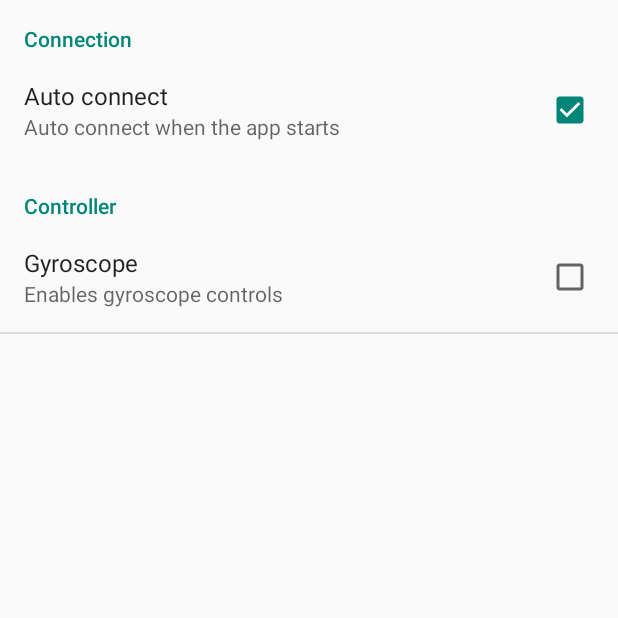
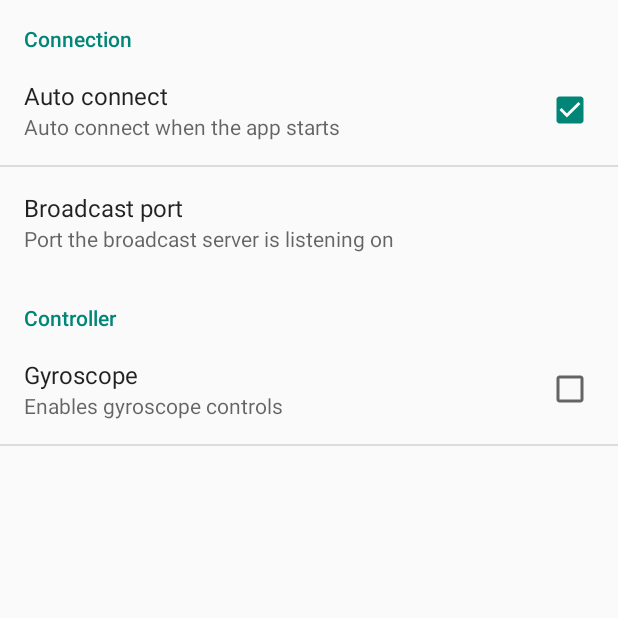
Before and after one commit to jackpf/PiRover, an Android app: the SettingsActivity screen opened directly, with no data from a screen before it, on a phone screen of 412 x 824 dp, the top half of it. Run offline under Robolectric (Android 15) with nearby library versions, the phone set to English and light mode, and no system bars.

Commit message:
Broadcast port setting [#18]

```diff
--- a/app/Android/app/src/main/java/com/jackpf/pirover/MainActivity.java
+++ b/app/Android/app/src/main/java/com/jackpf/pirover/MainActivity.java
@@ -217,7 +217,7 @@ public class MainActivity extends Activity implements Observer
                     }
                 }
             })
-            .execute(manualIp);
+            .execute(prefs.getString(getString(R.string.pref_broadcast_port_key), getString(R.string.pref_broadcast_port_default)), manualIp);
     }
 
     /**
--- a/app/Android/app/src/main/java/com/jackpf/pirover/Request/BroadcastRequest.java
+++ b/app/Android/app/src/main/java/com/jackpf/pirover/Request/BroadcastRequest.java
@@ -38,7 +38,8 @@ public class BroadcastRequest extends Request
     {
         RequestResponse response = new RequestResponse();
 
-        String manualIp = args.length > 0 ? (String) args[0] : null;
+        int port = Integer.parseInt(args[0]);
+        String manualIp = args.length > 1 ? args[1] : null;
 
         for (int retries = 0; !broadcastResolver.packetIsValid() && retries < 5; retries++) {
             if (!cm.getNetworkInfo(ConnectivityManager.TYPE_WIFI).isConnected()) {
@@ -67,7 +68,7 @@ public class BroadcastRequest extends Request
             Log.d("Broadcast", "Attempting to broadcast to " + broadcastIp);
 
             InetAddress host = InetAddress.getByName(broadcastIp);
-            DatagramPacket packet = new DatagramPacket(handshake, handshake.length, host, 1337);
+            DatagramPacket packet = new DatagramPacket(handshake, handshake.length, host, port);
             socket.send(packet);
 
             socket.setSoTimeout(1000);
--- a/app/Android/app/src/main/res/values/strings.xml
+++ b/app/Android/app/src/main/res/values/strings.xml
@@ -36,6 +36,10 @@
     <string name="pref_autoconnect_title">Auto connect</string>
     <string name="pref_autoconnect_default">true</string>
     <string name="pref_autoconnect_summary">Auto connect when the app starts</string>
+    <string name="pref_broadcast_port_key">broadcast_port</string>
+    <string name="pref_broadcast_port_title">Broadcast port</string>
+    <string name="pref_broadcast_port_default">1337</string>
+    <string name="pref_broadcast_port_summary">Port the broadcast server is listening on</string>
     <string name="pref_control_title">Controller</string>
     <string name="pref_gyroscope_key">gyroscope</string>
     <string name="pref_gyroscope_title">Gyroscope</string>
--- a/app/Android/app/src/main/res/xml/preferences.xml
+++ b/app/Android/app/src/main/res/xml/preferences.xml
@@ -10,6 +10,13 @@
             android:title="@string/pref_autoconnect_title"
             android:defaultValue="@string/pref_autoconnect_default"
             android:summary="@string/pref_autoconnect_summary" />
+
+        <EditTextPreference
+            android:key="@string/pref_broadcast_port_key"
+            android:title="@string/pref_broadcast_port_title"
+            android:defaultValue="@string/pref_broadcast_port_default"
+            android:summary="@string/pref_broadcast_port_summary"
+            android:inputType="number" />
 
     </PreferenceCategory>
 
```
